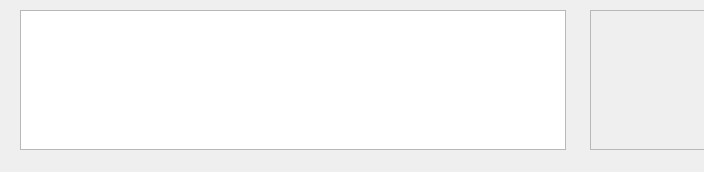
Before: the Qt Designer form VisionUI/bottonwidget.ui in chuandongxu/AOI, drawn with Qt 5; both pictures show x 0 to 704 and y 0 to 172 of the 1348 by 172 pixel window.
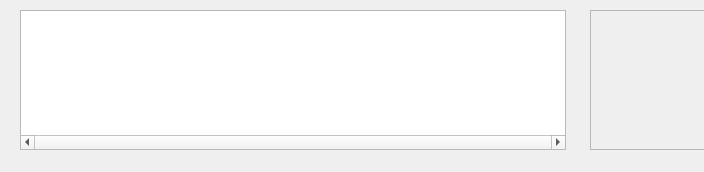
After: the same form once the commit is applied.

Commit message:
Message Box H Bar
1. Enable Message Box H Bar.

What changed in the file:
```diff
--- a/VisionUI/bottonwidget.ui
+++ b/VisionUI/bottonwidget.ui
@@ -22,6 +22,27 @@
      <height>140</height>
     </rect>
    </property>
+   <property name="horizontalScrollBarPolicy">
+    <enum>Qt::ScrollBarAlwaysOn</enum>
+   </property>
+   <property name="autoScrollMargin">
+    <number>16</number>
+   </property>
+   <property name="iconSize">
+    <size>
+     <width>0</width>
+     <height>0</height>
+    </size>
+   </property>
+   <property name="textElideMode">
+    <enum>Qt::ElideRight</enum>
+   </property>
+   <property name="horizontalScrollMode">
+    <enum>QAbstractItemView::ScrollPerItem</enum>
+   </property>
+   <property name="wordWrap">
+    <bool>false</bool>
+   </property>
   </widget>
   <widget class="QTreeView" name="treeView_2">
    <property name="geometry">
```
The commit also changes 1 other file.
